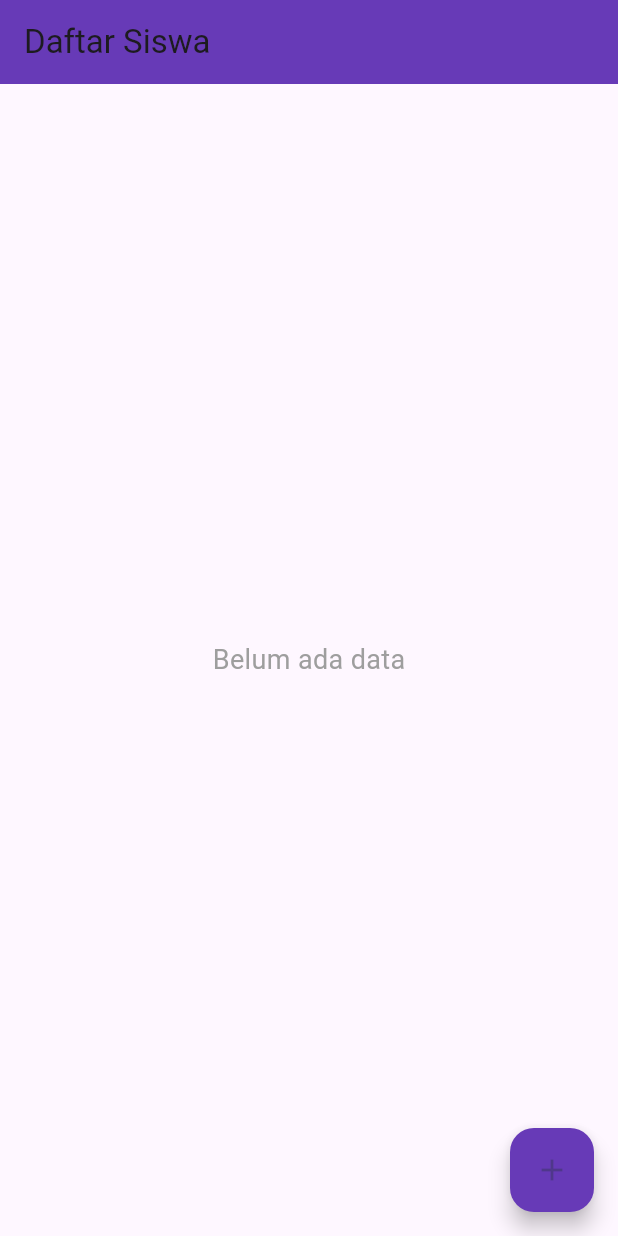
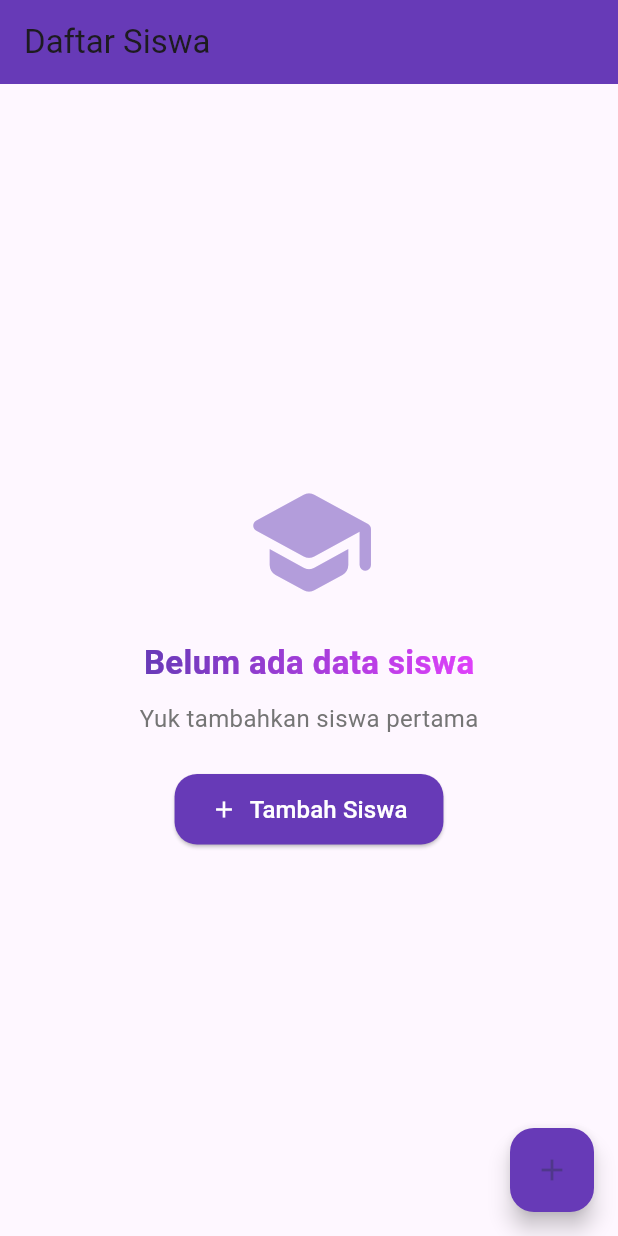
Before and after one commit to alfianprada/projek_4, a Flutter app: the screen it shows after launch, on a phone screen of 412 x 824 dp. Run offline on Flutter 3.47's test engine with Material 3 defaults, Android fonts, the phone set to English and light mode, and no system bars; our stand-ins replace supabase_flutter; accounts and stored records are empty.

Commit message:
memperbarui tampilan sebelum ada data

```diff
--- a/lib/list_page.dart
+++ b/lib/list_page.dart
@@ -90,11 +90,71 @@ class _ListPageState extends State<ListPage> {
       body: isLoading
           ? const Center(child: CircularProgressIndicator())
           : siswa.isEmpty
-              ? const Center(
-                  child: Text(
-                  "Belum ada data",
-                  style: TextStyle(fontSize: 18, color: Colors.grey),
-                ))
+              ? Center(
+                  child: Column(
+                    mainAxisAlignment: MainAxisAlignment.center,
+                    children: [
+                      AnimatedOpacity(opacity: 1, duration: const Duration(seconds: 2),
+                      child: Icon(
+                        Icons.school_rounded,
+                        size: 90,
+                        color: Colors.deepPurple.shade200,
+                      ),
+                      ),
+                      const SizedBox(height: 20),
+
+                      ShaderMask(
+                        shaderCallback: (bounds) => LinearGradient(
+                          colors: [Colors.deepPurple,Colors.purpleAccent],
+                          begin: Alignment.topLeft,
+                          end: Alignment.bottomRight,
+                      ).createShader(bounds),
+                      child: const Text(
+                        "Belum ada data siswa",
+                        style: TextStyle(
+                          fontSize: 22,
+                          fontWeight: FontWeight.bold,
+                          color: Colors.white,
+                        ),
+                      ),
+                      ),
+
+                      const SizedBox(height: 10),
+                      Text(
+                        "Yuk tambahkan siswa pertama",
+                        style: TextStyle(
+                          fontSize: 16,
+                          color: Colors.grey.shade600,
+                        ),
+                      ),
+
+                      const SizedBox(height: 25),
+
+                      ElevatedButton.icon(
+                      style: ElevatedButton.styleFrom(
+                        backgroundColor: Colors.deepPurple,
+                        shape: RoundedRectangleBorder(
+                        borderRadius: BorderRadius.circular(15),
+                        ),
+                        padding: const EdgeInsets.symmetric(
+                        horizontal: 24, vertical: 12),
+                        ),
+                      icon: const Icon(Icons.add, color: Colors.white),
+                      label: const Text(
+                          "Tambah Siswa",
+                        style: TextStyle(color: Colors.white, fontSize: 16),
+                       ),
+                     onPressed: () async {
+                      final result = await Navigator.push(
+                      context,
+                      MaterialPageRoute(builder: (_) => const FormPage()),
+                    );
+                    if (result == true) fetchData();
+                  },
+                 ),
+                 ]
+                ),
+                )
               : ListView.builder(
                   padding: const EdgeInsets.all(12),
                   itemCount: siswa.length,
```
